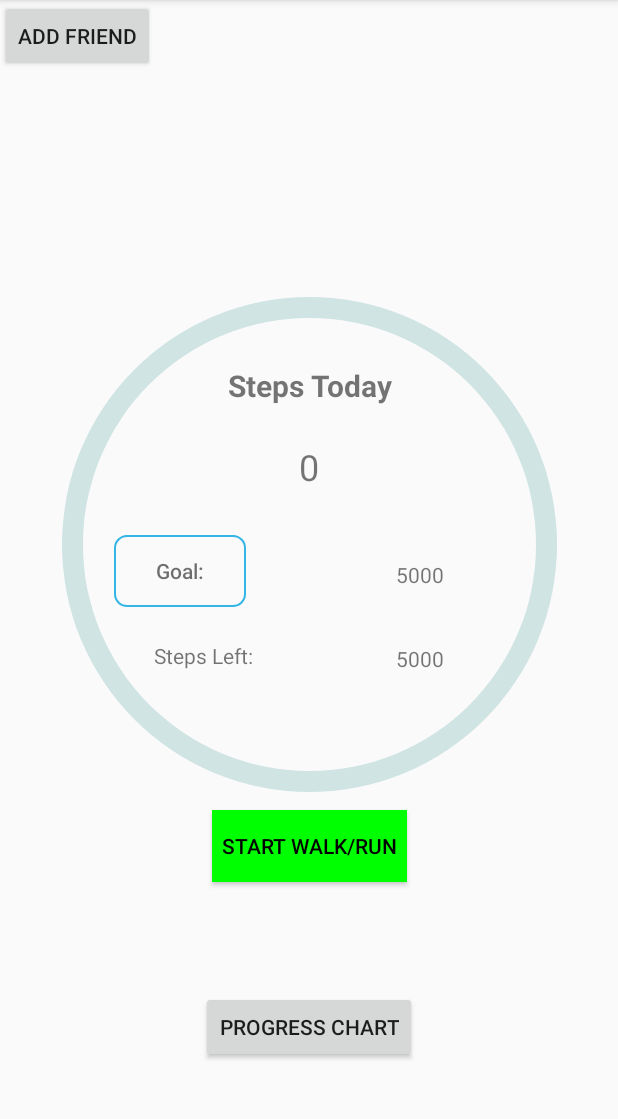
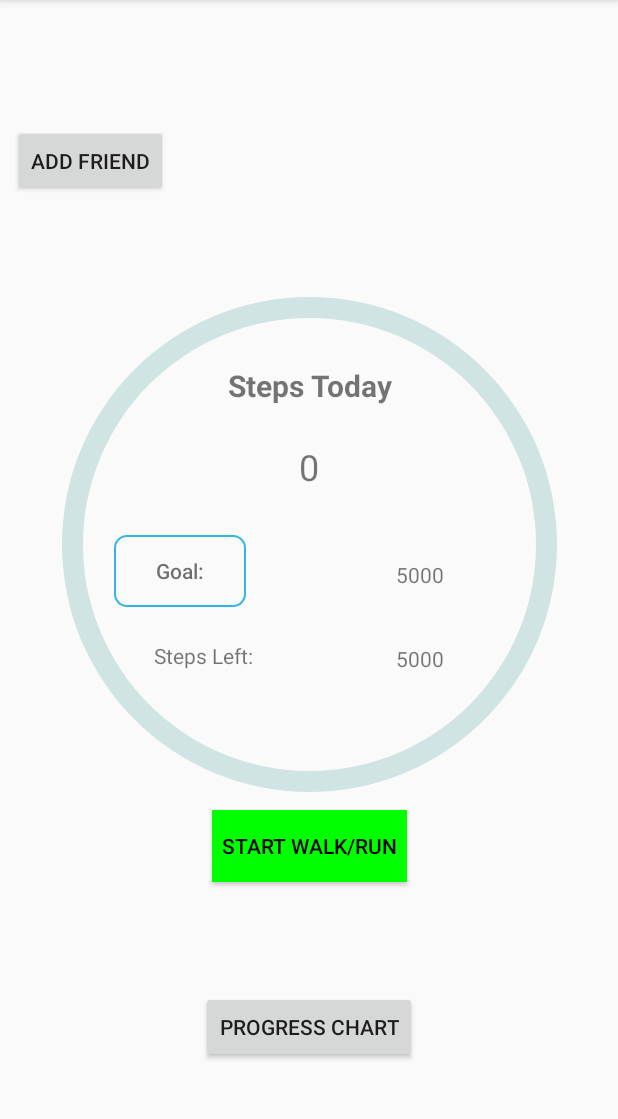
Before and after one commit to UCSD-CSE-110-Winter-2019/Team-33-PersonBest, an Android app: the MainActivity screen opened directly, with no data from a screen before it, on a phone screen of 412 x 824 dp, the part 84-1203 px from its top. Run offline under Robolectric (Android 15) with nearby library versions, the phone set to English and light mode, and no system bars; our stand-ins replace Firebase (no records; nobody signed in at launch, a user with empty details on screens opened directly); 3 statements that could not run were skipped.

Commit message:
Fixed constraint for add friend button

```diff
--- a/app/src/main/res/layout/activity_main.xml
+++ b/app/src/main/res/layout/activity_main.xml
@@ -185,8 +185,14 @@
         android:id="@+id/AddFriend"
         android:layout_width="wrap_content"
         android:layout_height="wrap_content"
+        android:layout_marginStart="8dp"
+        android:layout_marginTop="8dp"
+        android:layout_marginEnd="300dp"
+        android:layout_marginBottom="562dp"
         android:text="Add Friend"
-        tools:layout_editor_absoluteX="279dp"
-        tools:layout_editor_absoluteY="459dp" />
+        app:layout_constraintBottom_toBottomOf="parent"
+        app:layout_constraintEnd_toEndOf="parent"
+        app:layout_constraintStart_toStartOf="parent"
+        app:layout_constraintTop_toTopOf="parent" />
 
 </android.support.constraint.ConstraintLayout>
```
